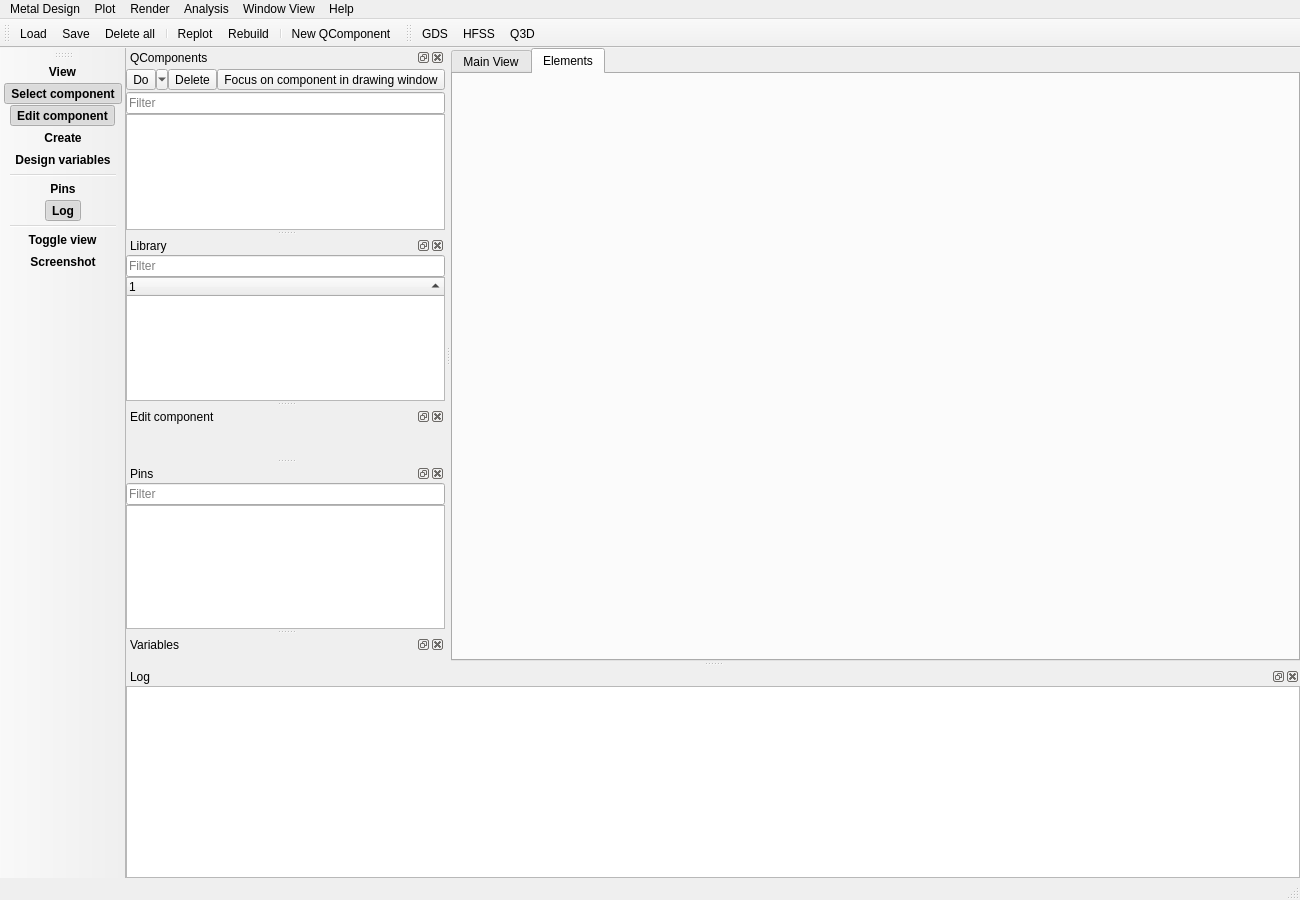
This is qiskit_metal/_gui/main_window_ui.ui in qiskit-community/qiskit-metal as Qt 5 draws it before an edit. The edited form follows.
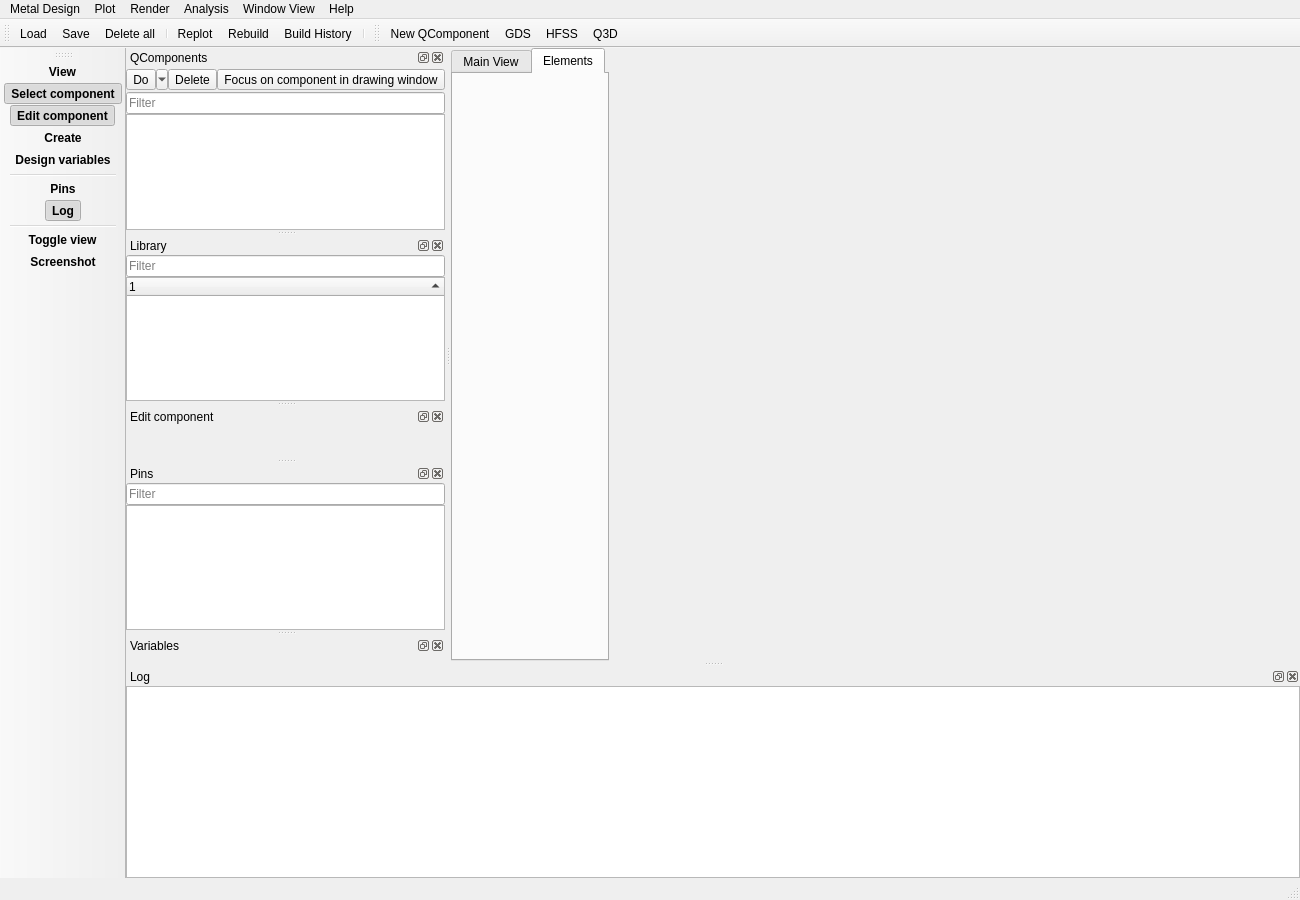
This is the edited form. Icons and pictures are not drawn. Custom widgets are drawn as their Qt base class.

Commit message: added Build History Button and hooked up to main function

Diff of the .ui file:
```diff
--- a/qiskit_metal/_gui/main_window_ui.ui
+++ b/qiskit_metal/_gui/main_window_ui.ui
@@ -39,10 +39,7 @@
    <set>QMainWindow::AllowNestedDocks|QMainWindow::AllowTabbedDocks|QMainWindow::AnimatedDocks|QMainWindow::GroupedDragging</set>
   </property>
   <widget class="QWidget" name="centralwidget">
-   <layout class="QVBoxLayout" name="verticalLayout">
-    <property name="spacing">
-     <number>0</number>
-    </property>
+   <layout class="QFormLayout" name="formLayout">
     <property name="leftMargin">
      <number>0</number>
     </property>
@@ -55,7 +52,7 @@
     <property name="bottomMargin">
      <number>0</number>
     </property>
-    <item>
+    <item row="0" column="0">
      <widget class="QTabWidget" name="tabWidget">
       <property name="currentIndex">
        <number>1</number>
@@ -296,8 +293,8 @@
    <addaction name="separator"/>
    <addaction name="action_full_refresh"/>
    <addaction name="actionRebuild"/>
+   <addaction name="actionBuildHistory"/>
    <addaction name="separator"/>
-   <addaction name="actionNew_QComponent"/>
   </widget>
   <widget class="QToolBarExpanding" name="toolBarView">
    <property name="font">
@@ -714,8 +711,8 @@
   <widget class="QDockWidget" name="dockConnectors">
    <property name="minimumSize">
     <size>
-     <width>78</width>
-     <height>123</height>
+     <width>79</width>
+     <height>124</height>
     </size>
    </property>
    <property name="windowIcon">
@@ -828,6 +825,7 @@
    <attribute name="toolBarBreak">
     <bool>false</bool>
    </attribute>
+   <addaction name="actionNew_QComponent"/>
    <addaction name="actionGDS"/>
    <addaction name="actionHFSS"/>
    <addaction name="actionQ3D"/>
@@ -1293,6 +1291,21 @@
     <string>Q3D</string>
    </property>
   </action>
+  <action name="actionBuildHistory">
+   <property name="icon">
+    <iconset resource="main_window_rc.qrc">
+     <normaloff>:/log</normaloff>:/log</iconset>
+   </property>
+   <property name="text">
+    <string>Build History</string>
+   </property>
+   <property name="toolTip">
+    <string>See the build history of your design</string>
+   </property>
+   <property name="shortcut">
+    <string>Ctrl+B</string>
+   </property>
+  </action>
  </widget>
  <customwidgets>
   <customwidget>
```
Left out of the diff: 49 changed lines with no effect on the pictures. The commit also changes 11 other files.
